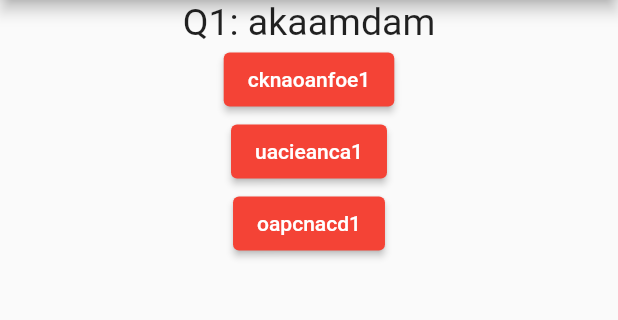
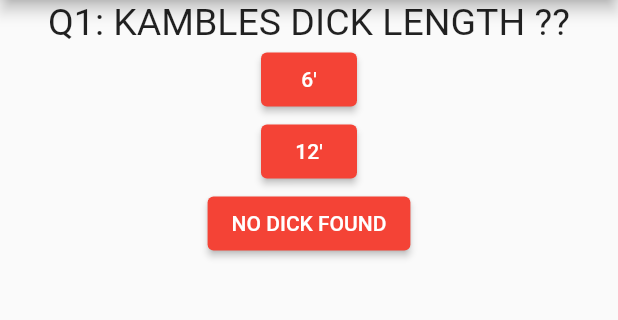
Before and after one commit to man-shal/IQ-test-App, a Flutter app: the screen it shows after launch, on a phone screen of 412 x 824 dp, the part 84-404 px from its top. Run offline on Flutter 3.47's test engine with Material 2 defaults, Android fonts, the phone set to English and light mode, and no system bars.

Commit message:
Quiz App commit

```diff
--- a/lib/Question.dart
+++ b/lib/Question.dart
@@ -2,7 +2,7 @@ import 'package:flutter/material.dart';
 
 class Question extends StatelessWidget {
   //const ({Key? key}) : super(key: key);
-  final List<String> queList = ["Q1: akaamdam", "Q2: acbicien", "Q3: mcoanffg"];
+  final List<String> queList = ["Q1: KAMBLES DICK LENGTH ??", "Q2: KAMBLE'S BOOB SIZE", "Q3: KAMBLE'S NUMBER OF BITCHES"];
   final int i;
 
   Question(this.i);
--- a/lib/answer.dart
+++ b/lib/answer.dart
@@ -4,9 +4,9 @@ class Answer extends StatelessWidget {
   //const Answer({Key? key}) : super(key: key);
   final Function but, addTotal;
   int id, qa ;
-  final List<List<Map<String,int>>> statement = [[{"cknaoanfoe1":1}, {"uacieanca1":2}, {"oapcnacd1":3}],
-    [{"cknaoanfoe2":1}, {"uacieanca2":2}, {"oapcnacd2":3}],
-    [{"cknaoanfoe3":1}, {"uacieanca3":2}, {"oapcnacd3":3}]];
+  final List<List<Map<String,int>>> statement = [[{"6\'":0}, {"12\'":0}, {"NO DICK FOUND":3}],
+    [{"A CUP":0}, {"B CUP":0}, {"VERY VERY BIG AND SAGGY PAIR OF HONKERS":3}],
+    [{"0":0}, {"-1":2}, {"-INFINITY":1000}]];
 
   Answer(this.but,this.qa,this.id,this.addTotal);
 
--- a/lib/result.dart
+++ b/lib/result.dart
@@ -3,15 +3,19 @@ import 'package:flutter/material.dart';
 class Result extends StatelessWidget {
   //const Result({Key? key}) : super(key: key);
 
-  int i, j, total ;
+  int i, j, total;
+
   Function rRepeat;
 
-  Result(this.i, this.j, this.rRepeat,this.total);
+  Result(this.i, this.j, this.rRepeat, this.total);
 
-  Widget get endStatement{
-    if(total < 4) return Text("sad") ;
-    else if(total < 7) return Text("meh") ;
-    else return Text("O_O") ;
+  Widget get endStatement {
+    if (total < 4)
+      return Text("sad");
+    else if (total < 7)
+      return Text("meh");
+    else
+      return Text("O_O");
   }
 
   @override
@@ -21,10 +25,12 @@ class Result extends StatelessWidget {
         mainAxisAlignment: MainAxisAlignment.center,
         children: [
           endStatement,
+          (total > 1000 ? Text("ALL CORRECT... GREAT JOB",
+            style: TextStyle(fontSize: 50, color: Colors.black,),) : SizedBox()),
           Text("$total"),
           ElevatedButton(
             onPressed: () {
-              rRepeat() ;
+              rRepeat();
             },
             child: Text("Restart?"),
           ),
```
